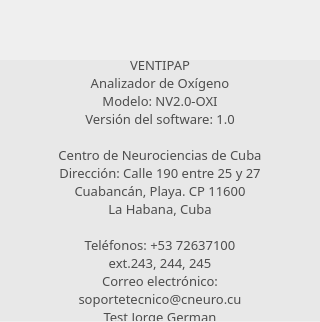
Qt form aboutscreen.ui (jgpbwork/VentiPAPCNEURO) before a commit.
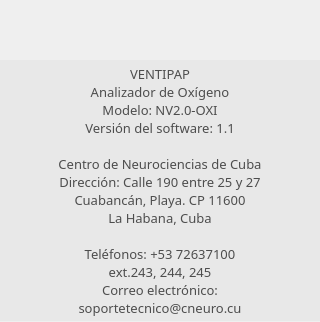
The same form after that commit. Icons and pictures are not drawn. Custom widgets are drawn as their Qt base class.

Diff of the .ui file:
```diff
--- a/aboutscreen.ui
+++ b/aboutscreen.ui
@@ -68,7 +68,7 @@
      <string>VENTIPAP
 Analizador de Oxígeno
 Modelo: NV2.0-OXI
-Versión del software: 1.0
+Versión del software: 1.1
 
 Centro de Neurociencias de Cuba
 Dirección: Calle 190 entre 25 y 27
@@ -78,8 +78,7 @@
 Teléfonos: +53 72637100
 ext.243, 244, 245
 Correo electrónico:
-soportetecnico@cneuro.cu
-Test Jorge German</string>
+soportetecnico@cneuro.cu</string>
     </property>
     <property name="alignment">
      <set>Qt::AlignCenter</set>
```
